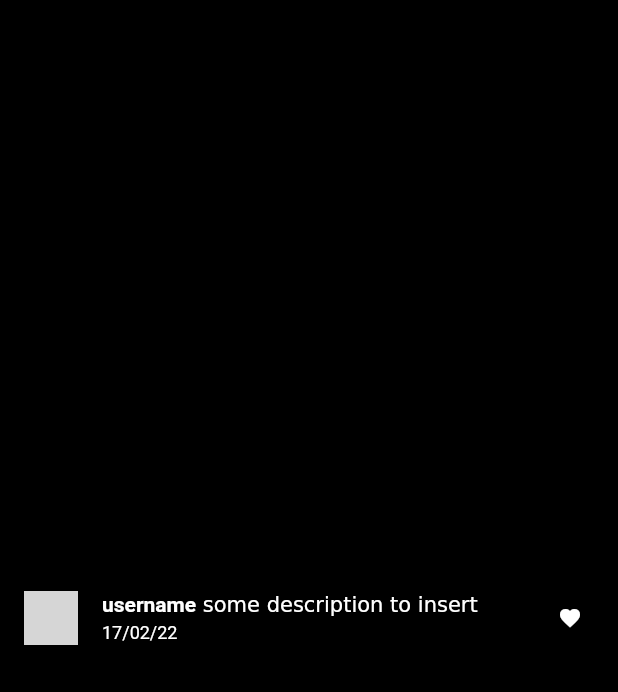
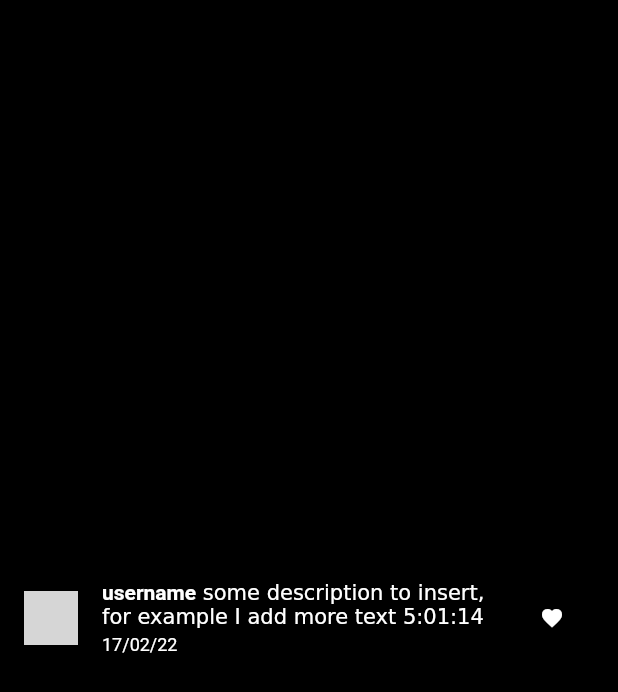
Before and after one commit to techdelux/memebytes, a Flutter app: the CommentCard widget shown alone on an empty page, opened directly, on a phone screen of 412 x 824 dp. Shown: the top 692 px of the screen. Run offline on Flutter 3.47's test engine with Material 2 defaults, Android fonts, the phone set to English and light mode, and no system bars; our stand-ins replace cloud_firestore, firebase_auth, firebase_core, firebase_storage, flutter_svg, image_picker; accounts and stored records are empty; network calls fail; grey boxes are pictures that could not be loaded.

```diff
--- a/lib/widgets/comment_card.dart
+++ b/lib/widgets/comment_card.dart
@@ -37,7 +37,8 @@ class _CommentCardState extends State<CommentCard> {
                           style: TextStyle(fontWeight: FontWeight.bold),
                         ),
                         TextSpan(
-                          text: ' some description to insert',
+                          text:
+                              ' some description to insert, for example I add more text 5:01:14',
                         ),
                       ],
                     ),
@@ -57,7 +58,7 @@ class _CommentCardState extends State<CommentCard> {
             ),
           ),
           Container(
-            padding: const EdgeInsets.all(8),
+            padding: const EdgeInsets.all(20),
             child: const Icon(Icons.favorite, size: 16),
           ),
         ],
```
Also changed, not shown: lib/screens/comment_screen.dart (+6 -3 lines).
